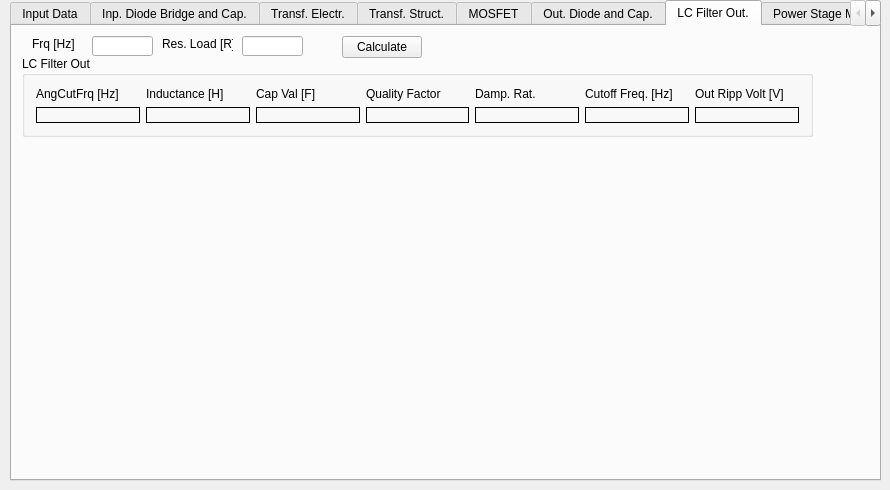
First picture: the form in FLySMPS/FLySMPS.ui, repository aemeltsev/FLySMPS, before the edit.
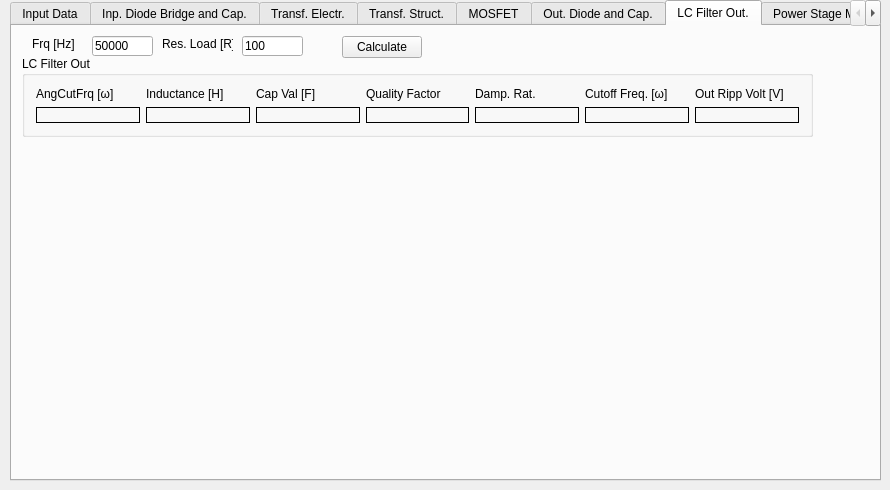
Second picture: the form after the edit. The open tabs and pages were chosen to show the change. Icons and pictures are not drawn. Custom widgets are drawn as their Qt base class.

```diff
--- a/FLySMPS/FLySMPS.ui
+++ b/FLySMPS/FLySMPS.ui
@@ -4027,14 +4027,14 @@
        <item row="0" column="0">
         <widget class="QLabel" name="label_766">
          <property name="text">
-          <string>AngCutFrq [Hz]</string>
+          <string>AngCutFrq [ω]</string>
          </property>
         </widget>
        </item>
        <item row="0" column="5">
         <widget class="QLabel" name="label_777">
          <property name="text">
-          <string>Cutoff Freq. [Hz]</string>
+          <string>Cutoff Freq. [ω]</string>
          </property>
         </widget>
        </item>
@@ -4160,6 +4160,9 @@
         <height>20</height>
        </rect>
       </property>
+      <property name="text">
+       <string>50000</string>
+      </property>
      </widget>
      <widget class="QLabel" name="label_764">
       <property name="geometry">
@@ -4184,7 +4187,7 @@
        </rect>
       </property>
       <property name="text">
-       <string/>
+       <string>100</string>
       </property>
      </widget>
      <widget class="QCustomPlot" name="LCFilterGraph" native="true">
```
